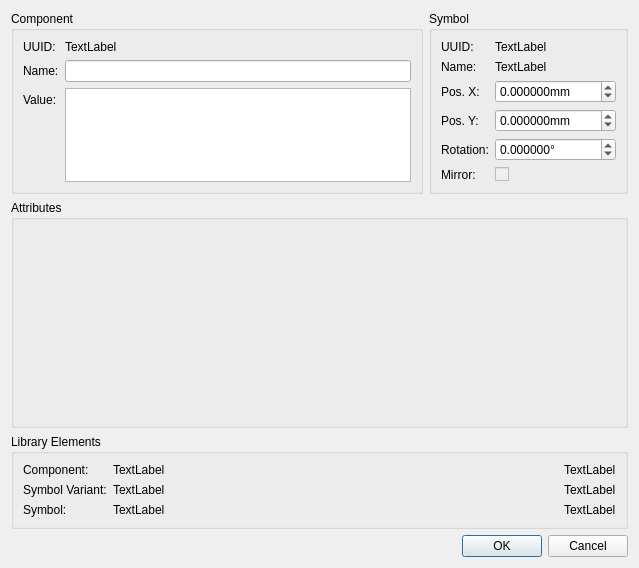
Old version of the form libs/librepcb/projecteditor/schematiceditor/symbolinstancepropertiesdialog.ui in the repository LibrePCB/LibrePCB.
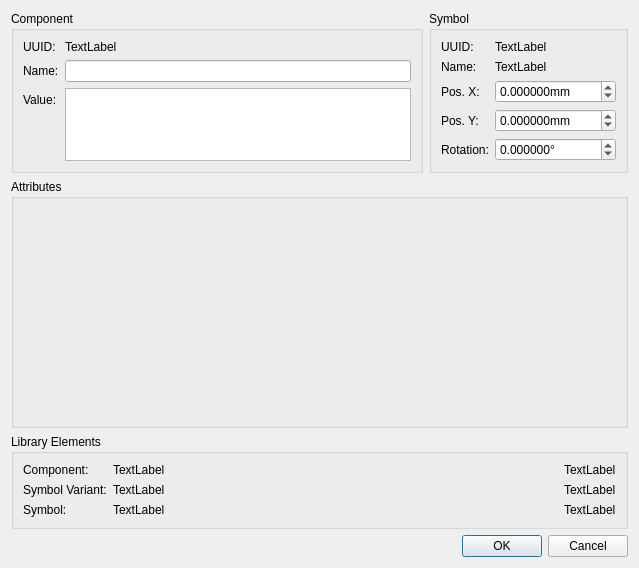
New version of the form. Custom widgets are drawn as their Qt base class.

Commit message: Remove mirror checkbox in symbol properties dialog

What changed in the file:
```diff
--- a/libs/librepcb/projecteditor/schematiceditor/symbolinstancepropertiesdialog.ui
+++ b/libs/librepcb/projecteditor/schematiceditor/symbolinstancepropertiesdialog.ui
@@ -74,6 +74,13 @@
           </property>
          </widget>
         </item>
+        <item row="2" column="0">
+         <widget class="QLabel" name="label_6">
+          <property name="text">
+           <string>Pos. X:</string>
+          </property>
+         </widget>
+        </item>
         <item row="2" column="1">
          <widget class="QDoubleSpinBox" name="spbxSymbInstPosX">
           <property name="sizePolicy">
@@ -184,33 +191,6 @@
           </property>
          </widget>
         </item>
-        <item row="5" column="0">
-         <widget class="QLabel" name="label_9">
-          <property name="text">
-           <string>Mirror:</string>
-          </property>
-         </widget>
-        </item>
-        <item row="5" column="1">
-         <widget class="QCheckBox" name="cbxSymbInstMirror">
-          <property name="enabled">
-           <bool>false</bool>
-          </property>
-          <property name="sizePolicy">
-           <sizepolicy hsizetype="Preferred" vsizetype="Fixed">
-            <horstretch>0</horstretch>
-            <verstretch>0</verstretch>
-           </sizepolicy>
-          </property>
-         </widget>
-        </item>
-        <item row="2" column="0">
-         <widget class="QLabel" name="label_6">
-          <property name="text">
-           <string>Pos. X:</string>
-          </property>
-         </widget>
-        </item>
        </layout>
       </widget>
      </item>
```
